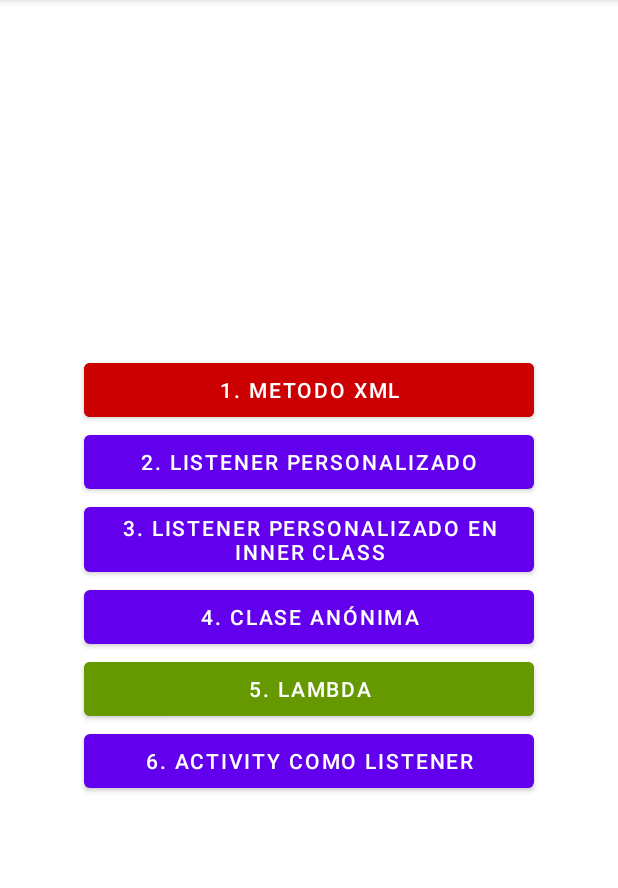
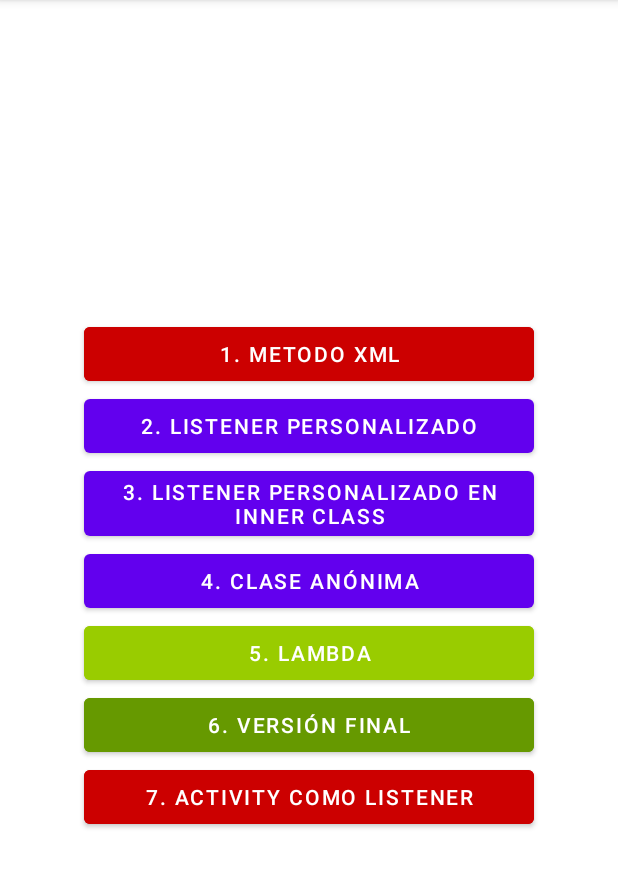
Before and after one commit to avidaldo/android-eventos-java, an Android app: the screen it shows after launch (MainActivity), on a phone screen of 412 x 824 dp, the part 84-972 px from its top. Run offline under Robolectric (Android 15) with nearby library versions, the phone set to English and light mode, and no system bars.

Commit message:
separado lo básico a intro y añadida activity final con placeholders

```diff
--- a/app/src/main/java/com/example/eventosenjava/MainActivity.java
+++ b/app/src/main/java/com/example/eventosenjava/MainActivity.java
@@ -13,32 +13,14 @@ public class MainActivity extends AppCompatActivity {
     @Override
     protected void onCreate(Bundle savedInstanceState) {
         super.onCreate(savedInstanceState);
-        setContentView(R.layout.activity_main); // Setea la vista a partir del fichero activity_main.xml
+        setContentView(R.layout.activity_main);
 
-
-        // Busca objeto con id "btn_to_metodo_xml" en clase R (autogenerada a partir de los xml)
         Button b1 = findViewById(R.id.btn_to_metodo_xml);
-
-
-        /** Para movernos entre activities (1), será necesario usar Intents explicitos.
-         Instanciamos un objeto Intent, una abstracción de la intención de cambiar de actividad.
-         Su constructor recibe como argumentos:
-         - El contexto de partida: la activity en que está.
-         (AppCompatActivity hereda de Activity, que a su vez hereda de Context.Por tanto, toda
-         activity es un contexto válido.)
-         - La clase de la Activity que ha de ser creada. Como esta activity todavía no se puede
-         instaciar, se usa la sintaxis .class (reflection).
-         */
         Intent intent = new Intent(this, Ej01MetodoXMLActivity.class);
-
-
-        /** Asigno al botón la función de callback (la acción a realizar cuando se pulsa).
-         En este caso llamo al método startActivity que recibe como argumento el intent que le indica
-         qué activity crear. (Se utiliza en este caso una función lambda) */
         b1.setOnClickListener(v -> startActivity(intent));
 
 
-        /* Haciendo lo mismo con el resto de botones: */
+        /* Haciendo lo mismo con el resto de botones en un paso: */
 
         findViewById(R.id.btn_to_listener_personalizado).setOnClickListener(
                 v -> startActivity(new Intent(this, Ej02WithCustomListenerActivity.class)));
@@ -48,13 +30,11 @@ public class MainActivity extends AppCompatActivity {
                 v -> startActivity(new Intent(this, Ej04ClaseAnonimaActivity.class)));
         findViewById(R.id.btn_to_lambda).setOnClickListener(
                 v -> startActivity(new Intent(this, Ej05LambdaActivity.class)));
+        findViewById(R.id.btn_to_final).setOnClickListener(
+                v -> startActivity(new Intent(this, Ej06VersionFinalActivity.class)));
         findViewById(R.id.btn_to_activity_listener).setOnClickListener(
-                v -> startActivity(new Intent(this, Ej06ListenerIsActivity.class)));
+                v -> startActivity(new Intent(this, Ej07ListenerIsActivity.class)));
 
     }
 
 }
-
-/**
- * (1) Para crear una nueva activity: (File > New > Activity > Empty Activity).
- */
--- a/app/src/main/java/com/example/eventosenjava/ej02_with_custom_listener/Ej02WithCustomListenerActivity.java
+++ b/app/src/main/java/com/example/eventosenjava/ej02_with_custom_listener/Ej02WithCustomListenerActivity.java
@@ -25,12 +25,9 @@ public class Ej02WithCustomListenerActivity extends AppCompatActivity {
 
         Button boton = findViewById(R.id.button);
 
-
         /** Creación de clase que implementa el listener. Estilo clásico Java. Es raro hacerlo así ya que no
          tiene mucho sentido tener un clase solo para eso. Generas ficheros innecesariamente.
-         Simplemente es importante comprenderlo como paso previo para comprender el uso de
-         * clases anónimas (Ej04). */
-
+         Simplemente es importante comprenderlo como paso previo para comprender el uso de clases anónimas (Ej04). */
 
         /* Se asigna un escuchador OnClickListener; objeto que contiene el método al que se llamará
         ante el evento de pulsar en el botón. De este modo, el objeto boton tendrá un
--- a/app/src/main/res/layout/activity_main.xml
+++ b/app/src/main/res/layout/activity_main.xml
@@ -33,16 +33,23 @@
         android:layout_height="wrap_content"
         android:text="@string/clase_an_nima" />
 
-    <!-- El mismo elemento, pero de las librerías de Material Design -->
     <Button
         android:id="@+id/btn_to_lambda"
-        android:backgroundTint="@android:color/holo_green_dark"
+        android:backgroundTint="@android:color/holo_green_light"
         android:layout_width="300dp"
         android:layout_height="wrap_content"
         android:text="@string/lambda" />
 
     <Button
+        android:id="@+id/btn_to_final"
+        android:backgroundTint="@android:color/holo_green_dark"
+        android:layout_width="300dp"
+        android:layout_height="wrap_content"
+        android:text="@string/vfinal" />
+
+    <Button
         android:id="@+id/btn_to_activity_listener"
+        android:backgroundTint="@android:color/holo_red_dark"
         android:layout_width="300dp"
         android:layout_height="wrap_content"
         android:text="@string/activity_como_listener" />
--- a/app/src/main/res/values/strings.xml
+++ b/app/src/main/res/values/strings.xml
@@ -2,13 +2,23 @@
     <string name="app_name">Eventos En Java</string>
     <string name="metodo_xml">1. Metodo XML</string>
     <string name="listener_personalizado">2. Listener personalizado</string>
+    <string name="listener_personalizado_inner">3. Listener personalizado en Inner Class</string>
     <string name="clase_an_nima">4. Clase anónima</string>
     <string name="lambda" translatable="false">5. Lambda</string>
-    <string name="activity_como_listener">6. Activity como listener</string>
+    <string name="vfinal">6. Versión final</string>
+    <string name="activity_como_listener">7. Activity como listener</string>
+
     <string name="saludar">Salúdame</string>
     <string name="escribe_tu_nombre">Escribe tu nombre</string>
+
     <string name="hola_coma">"Hola, "</string>
+    <string name="hola_placeholder">"Hola, %1$s"</string>
+
+    <!--
+    https://developer.android.com/guide/topics/resources/string-resource#formatting-strings
+    https://developer.android.com/reference/java/util/Formatter.html
+    -->
+
     <string name="saluda_nuevo">Salúdame de nuevo</string>
     <string name="error_no_name">ERROR: Debes introducir un nombre</string>
-    <string name="listener_personalizado_inner">3. Listener personalizado en Inner Class</string>
 </resources>
```
Also changed, not shown: app/src/main/AndroidManifest.xml (+8 -1 lines), app/src/main/java/com/example/eventosenjava/Ej01MetodoXMLActivity.java (+22 -12 lines), app/src/main/java/com/example/eventosenjava/Ej03WithInnerCustomListenerActivity.java (+9 -5 lines), app/src/main/java/com/example/eventosenjava/Ej04ClaseAnonimaActivity.java (+6 -11 lines), app/src/main/java/com/example/eventosenjava/Ej05LambdaActivity.java (+9 -34 lines), app/src/main/java/com/example/eventosenjava/Ej06VersionFinalActivity.java (added, +45 -0 lines), app/src/main/java/com/example/eventosenjava/Ej07ListenerIsActivity.java (renamed from app/src/main/java/com/example/eventosenjava/Ej06ListenerIsActivity.java, +7 -3 lines), app/src/main/java/com/example/eventosenjava/ej02_with_custom_listener/CustomOnClickListener.java (+8 -7 lines), 1 other file.
